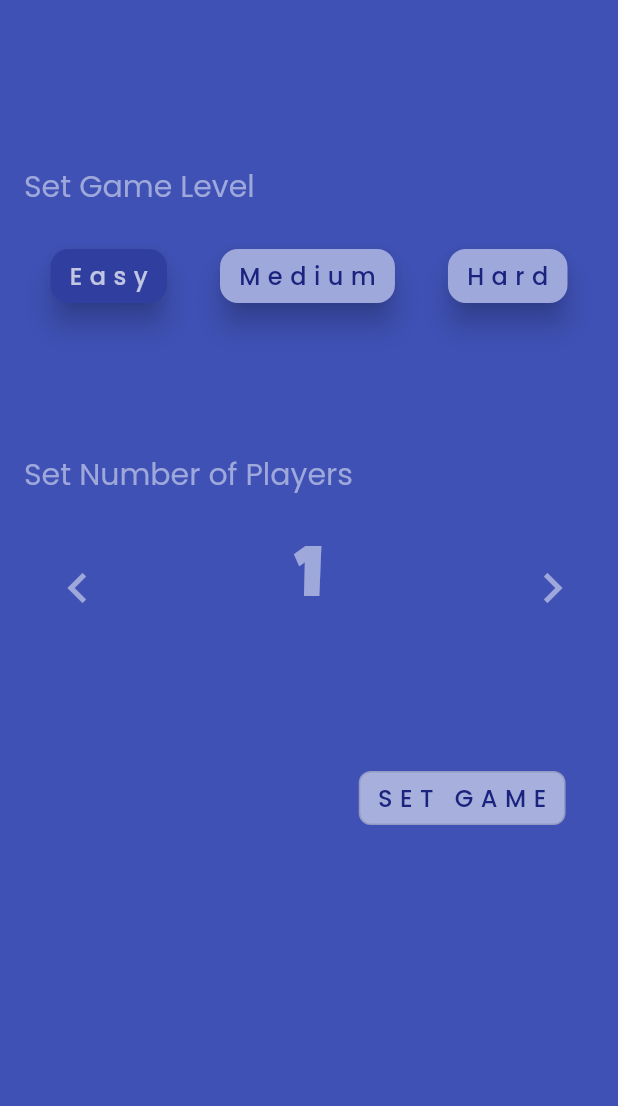
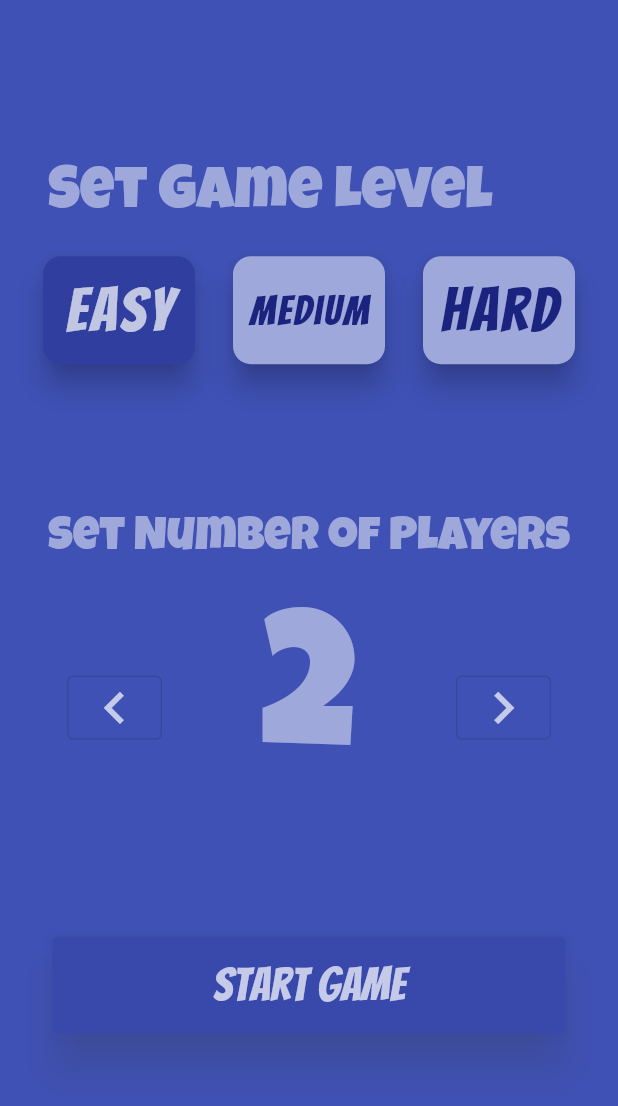
Before and after one commit to hapk-inc/Paricon, a Flutter app: the SetGame screen opened directly, on a phone screen of 412 x 824 dp. Shown: the top 1106 px of the screen. Run offline on Flutter 3.47's test engine with Material 2 defaults, Android fonts, the phone set to English and light mode, and no system bars; our stand-ins replace firebase_auth, firebase_core, firebase_database, flutter_riverpod, google_sign_in, package_info and 1 more; accounts and stored records are empty; statements that could not run were skipped.

Commit message:
- Code Fix - Compatible for Tablet Screens - Added Keys - Snack-bar for one player in GameRoom - Added internet permissions

```diff
--- a/lib/providers/roomProvider.dart
+++ b/lib/providers/roomProvider.dart
@@ -66,11 +66,12 @@ final playersQueryProvider = Provider.autoDispose<Query>(
   },
 );
 
-final createBoardProvider = FutureProvider.autoDispose(
+final createBoardProvider = FutureProvider.autoDispose<void>(
   (ref) async {
     final room = ref.read(roomProvider).data.value;
     final Map playersProvider = await ref.watch(roomPlayersProvider.future);
-
+    if (playersProvider.length == 1)
+      return Future.error("Wait for Other Players");
     final boardDatabase = ref.read(boardDatabaseProvider);
 
     final players = convertToBoard(playersProvider);
--- a/lib/providers/setGameProvider.dart
+++ b/lib/providers/setGameProvider.dart
@@ -5,7 +5,7 @@ final setGameProvider = ChangeNotifierProvider((_) => SetGameNotifier());
 
 class SetGameNotifier extends ChangeNotifier {
   String _level = "Easy";
-  int _playerCount = 1;
+  int _playerCount = 2;
 
   String get level => _level;
 
--- a/lib/screens/enterRoomCode.dart
+++ b/lib/screens/enterRoomCode.dart
@@ -55,10 +55,8 @@ class EnterRoomCode extends StatelessWidget {
           children: [
             Flexible(
               flex: 4,
-              child: Container(
-                alignment: Alignment.center,
-                padding: const EdgeInsets.all(32.0),
-                child: TextFormField(
+              child: Center(
+                child: TextField(
                   controller: _controller,
                   cursorHeight: 40,
                   cursorColor: Colors.white70,
--- a/lib/screens/setGame.dart
+++ b/lib/screens/setGame.dart
@@ -26,17 +26,21 @@ class SetGame extends StatelessWidget {
             builder: (context, watch, child) {
               final setGame = watch(setGameProvider);
               return Column(
+                mainAxisAlignment: MainAxisAlignment.spaceAround,
                 children: [
                   Spacer(),
                   Flexible(
-                    child: Align(
+                    child: Container(
+                      padding: const EdgeInsets.all(16.0),
                       alignment: Alignment.centerLeft,
+                      child: FittedBox(
                         child: Text(
                           "Set Game Level",
                           style: TextStyle(
-                          fontSize: 20,
-                          fontFamily: 'Poppins',
+                            fontSize: 96,
+                            fontFamily: 'LuckiestGuy',
                             color: Colors.indigo[200],
+                          ),
                         ),
                       ),
                     ),
@@ -46,7 +50,11 @@ class SetGame extends StatelessWidget {
                       mainAxisAlignment: MainAxisAlignment.spaceAround,
                       children: const ["Easy", "Medium", "Hard"]
                           .map(
-                            (level) => ElevatedButton(
+                            (level) => Flexible(
+                              child: FractionallySizedBox(
+                                widthFactor: 0.8,
+                                heightFactor: 1,
+                                child: ElevatedButton(
                                   style: ButtonStyle(
                                     backgroundColor:
                                         MaterialStateProperty.all<Color>(
@@ -54,14 +62,19 @@ class SetGame extends StatelessWidget {
                                                 ? Colors.indigo[200]
                                                 : Colors.indigo[700]),
                                     elevation: MaterialStateProperty.all(8.0),
-                                shape:
-                                    MaterialStateProperty.all<OutlinedBorder>(
+                                    shape: MaterialStateProperty.all<
+                                        OutlinedBorder>(
                                       RoundedRectangleBorder(
-                                    borderRadius: BorderRadius.circular(12.0),
+                                        borderRadius:
+                                            BorderRadius.circular(12.0),
                                       ),
                                     ),
+                                    /*padding: MaterialStateProperty.all(
+                                        EdgeInsets.all(32.0)),*/
                                   ),
                                   onPressed: () => setGame.level = level,
+                                  child: FractionallySizedBox(
+                                    heightFactor: 0.6,
                                     child: FittedBox(
                                       child: Text(
                                         level,
@@ -69,9 +82,12 @@ class SetGame extends StatelessWidget {
                                           color: setGame.level != level
                                               ? Colors.indigo[900]
                                               : Colors.white70,
-                                    fontSize: 16,
-                                    fontFamily: 'Poppins',
+                                          fontSize: 96,
+                                          //fontFamily: 'Poppins',
                                           letterSpacing: 5,
+                                        ),
+                                      ),
+                                    ),
                                   ),
                                 ),
                               ),
@@ -82,32 +98,40 @@ class SetGame extends StatelessWidget {
                   ),
                   Spacer(),
                   Flexible(
-                    child: Align(
+                    child: Container(
+                      padding: const EdgeInsets.all(16.0),
                       alignment: Alignment.centerLeft,
+                      child: FittedBox(
                         child: Text(
                           "Set Number of Players",
                           style: TextStyle(
-                          fontSize: 20,
-                          fontFamily: 'Poppins',
+                            fontSize: 96,
+                            fontFamily: 'LuckiestGuy',
                             color: Colors.indigo[200],
                           ),
                         ),
                       ),
                     ),
+                  ),
                   Flexible(
+                    flex: 2,
                     child: Row(
+                      mainAxisAlignment: MainAxisAlignment.spaceAround,
                       children: [
                         Flexible(
                           child: Container(
-                            alignment: Alignment.center,
-                            child: IconButton(
-                              icon: Icon(
+                            alignment: Alignment.centerRight,
+                            //color: Colors.yellow,
+                            decoration: BoxDecoration(shape: BoxShape.circle),
+                            child: OutlinedButton(
+                              child: FittedBox(
+                                child: Icon(
                                   Icons.chevron_left,
-                                color: Colors.indigo[200],
-                                size: 40,
+                                  size: 128,
+                                  color: Colors.white70,
                                 ),
-                              splashRadius: 16,
-                              onPressed: setGame.playerCount == 1
+                              ),
+                              onPressed: setGame.playerCount == 2
                                   ? null
                                   : () => setGame.playerCount--,
                             ),
@@ -115,15 +139,18 @@ class SetGame extends StatelessWidget {
                         ),
                         Flexible(
                           flex: 4,
-                          child: Center(
+                          child: FittedBox(
+                            child: Padding(
+                              padding: const EdgeInsets.all(8.0),
                               child: AnimatedSwitcher(
                                 duration: const Duration(milliseconds: 200),
                                 child: Text(
                                   "${setGame.playerCount}",
                                   key: ValueKey(setGame.playerCount),
                                   style: TextStyle(
-                                  fontSize: 48,
+                                    fontSize: 128,
                                     color: Colors.indigo[200],
+                                  ),
                                 ),
                               ),
                             ),
@@ -131,12 +158,16 @@ class SetGame extends StatelessWidget {
                         ),
                         Flexible(
                           child: Container(
-                            alignment: Alignment.center,
-                            child: IconButton(
-                              icon: Icon(
+                            alignment: Alignment.centerLeft,
+                            //color: Colors.yellow,
+                            decoration: BoxDecoration(shape: BoxShape.circle),
+                            child: OutlinedButton(
+                              child: FittedBox(
+                                child: Icon(
                                   Icons.chevron_right,
-                                color: Colors.indigo[200],
-                                size: 40,
+                                  size: 128,
+                                  color: Colors.white70,
+                                ),
                               ),
                               onPressed: setGame.playerCount == 6
                                   ? null
@@ -149,7 +180,6 @@ class SetGame extends StatelessWidget {
                   ),
                   Spacer(),
                   SetGameButton(),
-                  Spacer(),
                   Flexible(
                     child: Consumer(
                       builder: (context, watch, child) => AnimatedOpacity(
@@ -177,21 +207,23 @@ class SetGameButton extends StatelessWidget {
   const SetGameButton({Key key}) : super(key: key);
 
   @override
-  Widget build(BuildContext context) {
-    return Flexible(
+  Widget build(BuildContext context) => Flexible(
         child: FractionallySizedBox(
+          heightFactor: 0.9,
           widthFactor: 0.9,
-        child: Container(
-          alignment: Alignment.centerRight,
-          child: AnimatedSwitcher(
-            duration: const Duration(milliseconds: 500),
-            child: OutlinedButton(
+          child: ElevatedButton(
             style: ButtonStyle(
               backgroundColor:
-                    MaterialStateProperty.all<Color>(Colors.white54),
-                shape: MaterialStateProperty.all<OutlinedBorder>(
-                  RoundedRectangleBorder(
-                    borderRadius: BorderRadius.circular(8.0),
+                  MaterialStateProperty.all<Color>(Colors.indigo[600]),
+              shadowColor: MaterialStateProperty.all<Color>(Colors.indigo[400]),
+              elevation: MaterialStateProperty.all<double>(12),
+            ),
+            child: Padding(
+              padding: const EdgeInsets.all(16.0),
+              child: FittedBox(
+                child: Text(
+                  "Start Game",
+                  style: TextStyle(color: Colors.indigo[100], fontSize: 960),
                 ),
               ),
             ),
@@ -209,19 +241,7 @@ class SetGameButton extends StatelessWidget {
               ).whenComplete(
                   () => context.read(roomNotifierProvider).loading = false);
             },
-              child: Text(
-                "SET GAME",
-                style: TextStyle(
-                  color: Colors.indigo[900],
-                  fontFamily: 'Poppins',
-                  fontSize: 16,
-                  letterSpacing: 5,
-                ),
-              ),
-            ),
-          ),
           ),
         ),
       );
 }
-}
--- a/lib/services/roomDatabase.dart
+++ b/lib/services/roomDatabase.dart
@@ -45,13 +45,16 @@ class RoomDatabase extends MyDatabase {
     await roomPlayersRef.child(user.uid).set(map);
   }
 
-  Future<Room> get room => roomRef.once().then(
+  Future<Room> get room {
+    print(roomRef.path);
+    return roomRef.once().then(
       (snapshot) {
         Room _room = Room.fromMap(snapshot.value);
         return _room;
       },
       //onError: (e) => print(e),
     );
+  }
 
   Query get playersQuery =>
       roomPlayersRef.orderByChild("isActive").equalTo(true);
```
Also changed, not shown: lib/screens/dashboard.dart (+82 -37 lines), lib/screens/gameBoard.dart (+27 -18 lines), lib/screens/gameRoom.dart (+54 -22 lines), lib/screens/startGame.dart (+7 -6 lines), lib/screens/welcome.dart (+8 -4 lines), 2 other files. Lines whose indentation alone changed are shown as unchanged.
